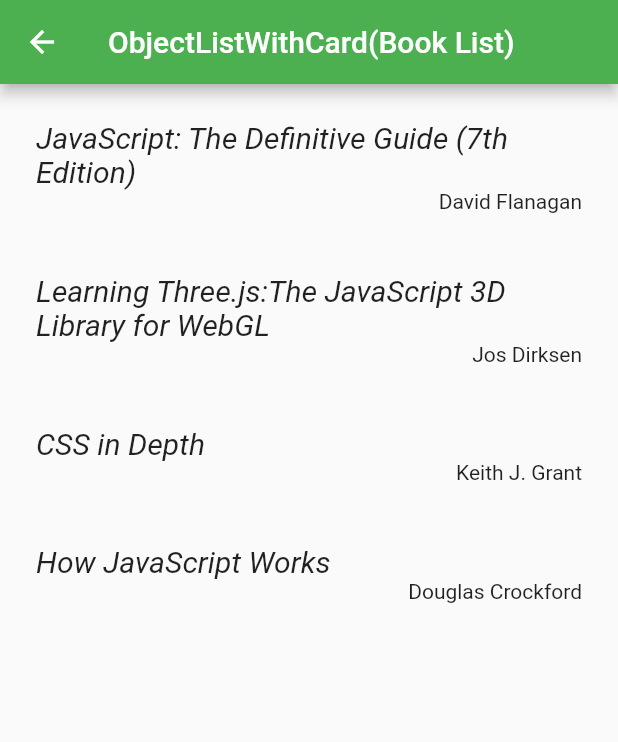
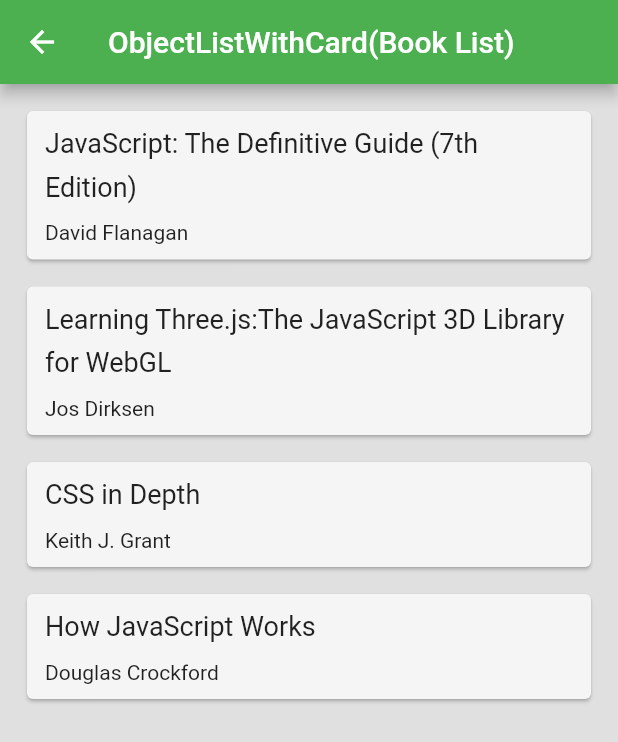
Before and after one commit to Gaohaoyang/flutter_learning, a Flutter app: the ObjectListWithCard screen opened directly, on a phone screen of 412 x 824 dp. Shown: the top 742 px of the screen. Run offline on Flutter 3.47's test engine with Material 2 defaults, Android fonts, the phone set to English and light mode, and no system bars.

Commit message:
feat: 🎸 card

```diff
--- a/lib/Pages/ObjectListWithCard.dart
+++ b/lib/Pages/ObjectListWithCard.dart
@@ -29,38 +29,43 @@ class _ObjectListWithCardState extends State<ObjectListWithCard> {
     ),
   ];
 
+  Widget cardTemplate(Book bookItem) {
+    return Card(
+      margin: const EdgeInsets.fromLTRB(18, 18, 18, 0),
+      color: Colors.grey[100],
+      child: Padding(
+        padding: const EdgeInsets.fromLTRB(12, 5, 12, 10),
+        child: Column(
+          crossAxisAlignment: CrossAxisAlignment.stretch,
+          children: [
+            Text(
+              bookItem.name,
+              style: const TextStyle(
+                fontSize: 18,
+                height: 1.6
+              ),
+            ),
+            SizedBox(height: 10),
+            Text(
+              bookItem.author
+            ),
+          ],
+        ),
+      ),
+    );
+  }
+
   @override
   Widget build(BuildContext context) {
     return Scaffold(
+      backgroundColor: Colors.grey[300],
       appBar: AppBar(
         title: const Text('ObjectListWithCard(Book List)'),
         centerTitle: true,
         backgroundColor: Colors.green,
       ),
-      body: Padding(
-        padding: const EdgeInsets.all(24),
-        child: Column(
-          crossAxisAlignment: CrossAxisAlignment.start,
-          children: bookList.map((item) => Column(
-            crossAxisAlignment: CrossAxisAlignment.start,
-            children: [
-              Text(
-                item.name,
-                style: const TextStyle(
-                  fontSize: 20,
-                  fontStyle: FontStyle.italic
-                ),
-              ),
-              Row(
-                mainAxisAlignment: MainAxisAlignment.end,
-                children: [
-                  Text(item.author),
-                ],
-              ),
-              const SizedBox(height: 40)
-            ],
-          )).toList(),
-        ),
+      body: Column(
+        children: bookList.map((e) => cardTemplate(e)).toList(),
       ),
     );
   }
```
